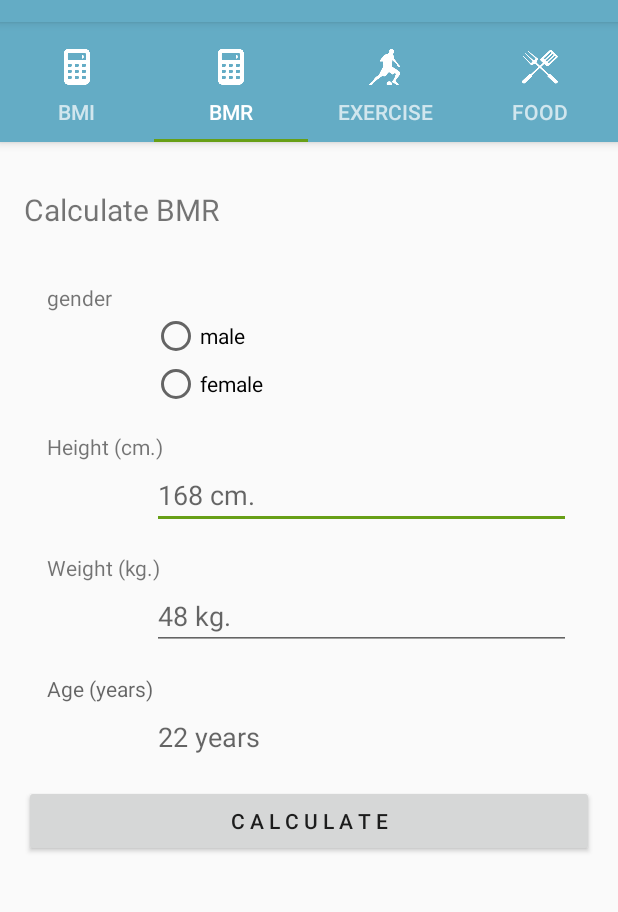
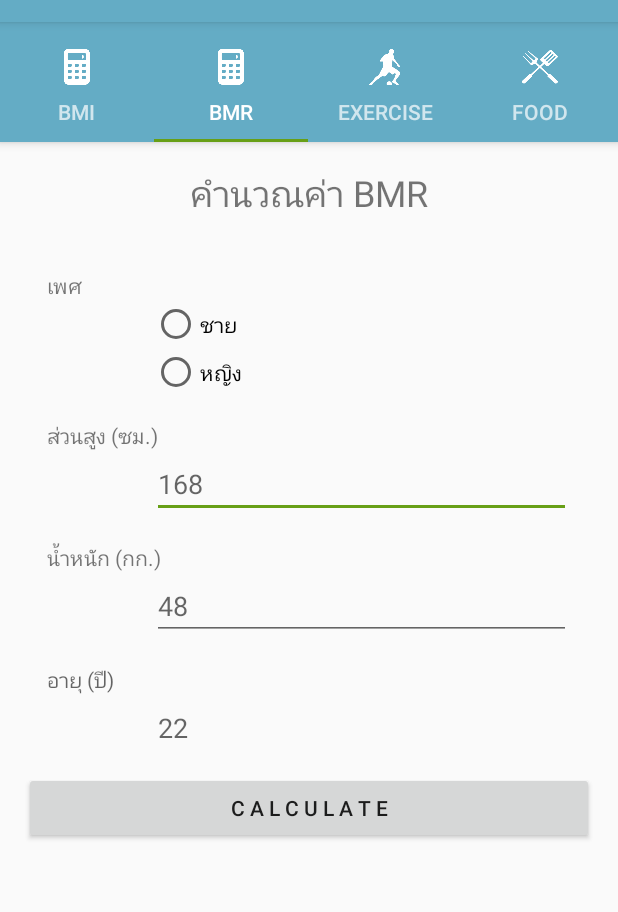
Before and after one commit to l2el3er/android_project, an Android app: the screen it shows after launch (MainActivity), tab 2 chosen, on a phone screen of 412 x 824 dp, the part 62-974 px from its top. Run offline under Robolectric (Android 15) with nearby library versions, the phone set to English and light mode, and no system bars; libraries missing offline, so code that uses them is left out: com.codemobiles.util, com.squareup.okhttp; 2 statements that could not run were skipped.

Commit message:
Edit Language Interface

```diff
--- a/app/src/main/res/layout/activity_insert_exercise.xml
+++ b/app/src/main/res/layout/activity_insert_exercise.xml
@@ -13,7 +13,7 @@
         android:id="@+id/title"
         android:layout_width="wrap_content"
         android:layout_height="wrap_content"
-        android:text="เพิ่มข้อมูลท่าออกกำลัง"
+        android:text="เพิ่มข้อมูลท่าออกกำลังกาย"
         android:textSize="27sp"
         android:layout_marginTop="20dp"
         android:layout_alignParentTop="true"
@@ -72,6 +72,7 @@
         android:id="@+id/EdtCal"
         android:layout_width="100dp"
         android:layout_height="60dp"
+        android:layout_marginLeft="40dp"
         android:inputType="number"
         android:layout_below="@+id/cal"/>
 
@@ -81,7 +82,7 @@
         android:text="กิโลแคลอรี่"
         android:textSize="22sp"
         android:layout_marginTop="20dp"
-        android:layout_marginLeft="20dp"
+        android:layout_marginLeft="40dp"
         android:layout_alignTop="@+id/EdtCal"
         android:layout_toRightOf="@+id/EdtCal"/>
 
--- a/app/src/main/res/layout/activity_insert_food.xml
+++ b/app/src/main/res/layout/activity_insert_food.xml
@@ -72,6 +72,7 @@
         android:layout_width="100dp"
         android:layout_height="60dp"
         android:inputType="number"
+        android:layout_marginLeft="40dp"
         android:layout_below="@+id/cal"/>
 
     <TextView
@@ -80,7 +81,7 @@
         android:text="กิโลแคลอรี่"
         android:textSize="22sp"
         android:layout_marginTop="20dp"
-        android:layout_marginLeft="20dp"
+        android:layout_marginLeft="40dp"
         android:layout_alignTop="@+id/EdtCal"
         android:layout_toRightOf="@+id/EdtCal"/>
 
--- a/app/src/main/res/layout/fragment_bmr.xml
+++ b/app/src/main/res/layout/fragment_bmr.xml
@@ -14,10 +14,11 @@
         android:id="@+id/txtTitle"
         android:layout_width="wrap_content"
         android:layout_height="wrap_content"
-        android:layout_marginTop="15dp"
-        android:text="Calculate BMR"
+        android:text="คำนวณค่า BMR"
         android:textAlignment="center"
-        android:textSize="20dp" />
+        android:textSize="24dp"
+        android:layout_alignParentTop="true"
+        android:layout_centerHorizontal="true" />
 
     <!--Contents-->
     <ScrollView
@@ -39,7 +40,7 @@
                 android:id="@+id/gender"
                 android:layout_width="wrap_content"
                 android:layout_height="wrap_content"
-                android:text="gender"/>
+                android:text="เพศ"/>
             <RadioGroup
                 android:layout_width="wrap_content"
                 android:layout_height="wrap_content">
@@ -48,13 +49,13 @@
                     android:layout_width="match_parent"
                     android:layout_height="wrap_content"
                     android:layout_marginLeft="70dp"
-                    android:text="male"/>
+                    android:text="ชาย"/>
                 <RadioButton
                     android:id="@+id/radio_female"
                     android:layout_width="match_parent"
                     android:layout_height="wrap_content"
                     android:layout_marginLeft="70dp"
-                    android:text="female"/>
+                    android:text="หญิง"/>
             </RadioGroup>
 
 
@@ -64,14 +65,14 @@
                 android:layout_width="wrap_content"
                 android:layout_height="wrap_content"
                 android:layout_marginTop="16dp"
-                android:text="Height (cm.)"/>
+                android:text="ส่วนสูง (ซม.)"/>
             <EditText
                 android:id="@+id/edtHeight"
                 android:layout_width="match_parent"
                 android:layout_height="wrap_content"
                 android:inputType="number"
                 android:layout_marginLeft="70dp"
-                android:hint="168 cm."/>
+                android:hint="168"/>
 
             <!--Insert Weight-->
             <TextView
@@ -79,14 +80,14 @@
                 android:layout_width="wrap_content"
                 android:layout_height="wrap_content"
                 android:layout_marginTop="16dp"
-                android:text="Weight (kg.)"/>
+                android:text="น้ำหนัก (กก.)"/>
             <EditText
                 android:id="@+id/edtWeight"
                 android:layout_width="match_parent"
                 android:layout_height="wrap_content"
                 android:inputType="number"
                 android:layout_marginLeft="70dp"
-                android:hint="48 kg."/>
+                android:hint="48"/>
 
             <!--Insert Age-->
             <TextView
@@ -94,14 +95,14 @@
                 android:layout_width="wrap_content"
                 android:layout_height="wrap_content"
                 android:layout_marginTop="16dp"
-                android:hint="Age (years)"/>
+                android:hint="อายุ (ปี)"/>
             <EditText
                 android:id="@+id/edtAge"
                 android:layout_width="match_parent"
                 android:layout_height="wrap_content"
                 android:inputType="number"
                 android:layout_marginLeft="70dp"
-                android:hint="22 years"/>
+                android:hint="22"/>
 
             <!--Insert Activity-->
             <TextView
@@ -117,31 +118,31 @@
                     android:id="@+id/radActivity1"
                     android:layout_width="match_parent"
                     android:layout_height="wrap_content"
-                    android:text="Not or very less exercise"
+                    android:text="ไม่ หรือออกกำลังกายน้อยมาก"
                     android:layout_marginLeft="70dp"/>
                 <RadioButton
                     android:id="@+id/radActivity2"
                     android:layout_width="match_parent"
                     android:layout_height="wrap_content"
-                    android:text="less exercise (1-3 days/week)"
+                    android:text="ออกกำลังกายน้อย (1-3 วัน/สัปดาห์)"
                     android:layout_marginLeft="70dp"/>
                 <RadioButton
                     android:id="@+id/radActivity3"
                     android:layout_width="match_parent"
                     android:layout_height="wrap_content"
-                    android:text="Moderate exercise (3-5 days/week)"
+                    android:text="ออกกำลังกายเป็นประจำ (3-5 วัน/สัปดาห์)"
                     android:layout_marginLeft="70dp"/>
                 <RadioButton
                     android:id="@+id/radActivity4"
                     android:layout_width="match_parent"
                     android:layout_height="wrap_content"
-                    android:text="Hard exercise (6-7 days/week)"
+                    android:text="ออกกำลังกายอย่างหนัก (6-7 วัน/สัปดาห์)"
                     android:layout_marginLeft="70dp"/>
                 <RadioButton
                     android:id="@+id/radActivity5"
                     android:layout_width="match_parent"
                     android:layout_height="wrap_content"
-                    android:text="very heavy exercise or sportsman"
+                    android:text="ออกกำลังกายหนักมาก หรือเป็นนักกีฬา"
                     android:layout_marginLeft="70dp"/>
             </RadioGroup>
 
```
